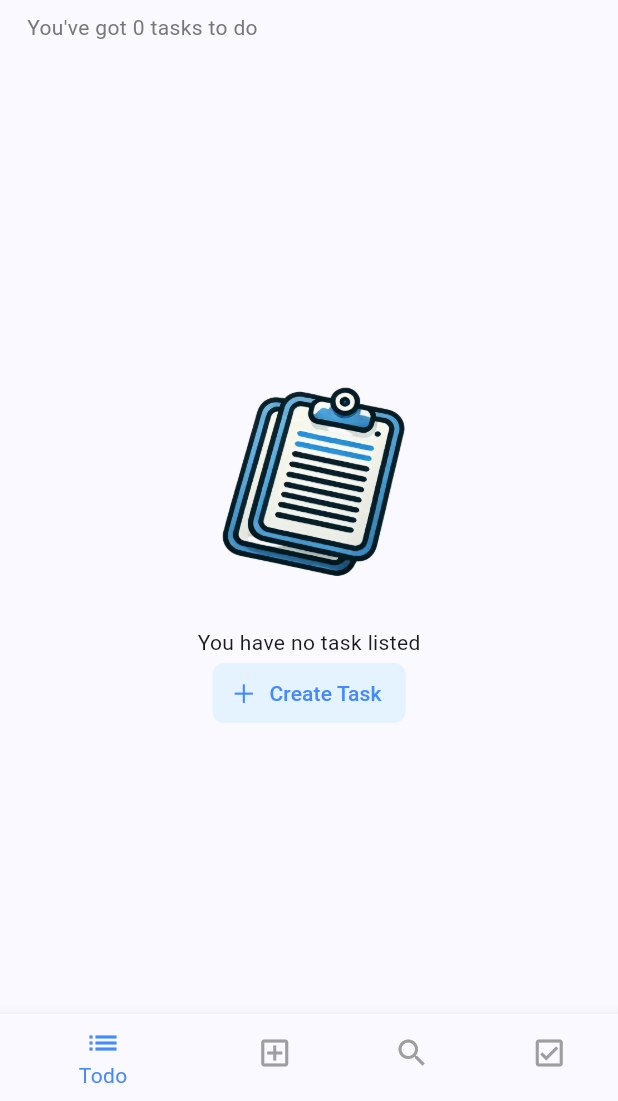
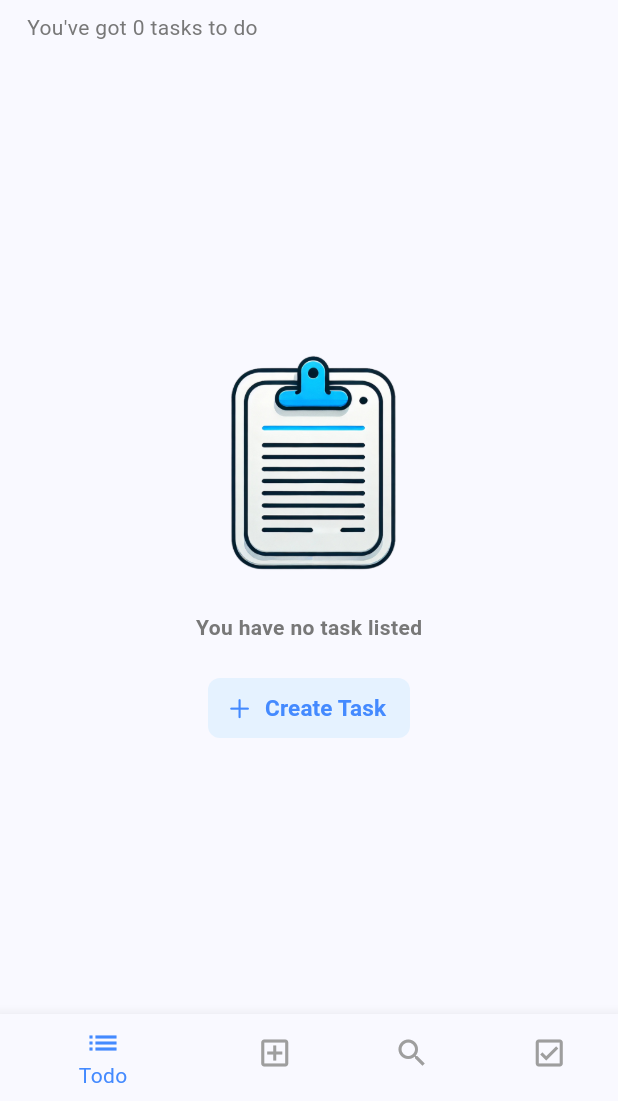
Before and after one commit to devcsuzarte/todo_code_test, a Flutter app: the screen it shows after launch, on a phone screen of 412 x 824 dp, the part 135-1236 px from its top. Run offline on Flutter 3.47's test engine with Material 3 defaults, Android fonts, the phone set to English and light mode, and no system bars; our stand-ins replace sqflite; accounts and stored records are empty; network calls fail.

Commit message:
Clipboard image updated

```diff
--- a/lib/View/TaskScreen/task_empty.dart
+++ b/lib/View/TaskScreen/task_empty.dart
@@ -1,5 +1,6 @@
 import 'package:flutter/cupertino.dart';
 import 'package:flutter/material.dart';
+import 'package:todo_code_test/constants.dart';
 
 import '../CreateTaskScreen.dart';
 
@@ -11,8 +12,14 @@ class TaskEmpty extends StatelessWidget {
     return Column(
       mainAxisAlignment: MainAxisAlignment.center,
       children: [
-        Image.asset('assets/create_task_background.png', height: 190,),
-        Text('You have no task listed'),
+        Image.asset('assets/clipboard_image.png', height: 190,),
+        Padding(
+          padding: const EdgeInsets.only(bottom: 20.0),
+          child: Text(
+            'You have no task listed',
+            style: kSubHeadingStyle,
+          ),
+        ),
         TextButton.icon(
           style: TextButton.styleFrom(
             backgroundColor: Color(0xFFE5F2FF),
@@ -29,7 +36,10 @@ class TaskEmpty extends StatelessWidget {
             );
             },
           icon: Icon(CupertinoIcons.plus),
-          label: Text('Create Task'),
+          label: Text(
+            'Create Task',
+            style: kTextButtonLabel,
+          ),
         )
       ],
     );
--- a/lib/constants.dart
+++ b/lib/constants.dart
@@ -9,6 +9,11 @@ const kDescriptionStyle = TextStyle(
   color: Color(0xFF787878)
 );
 
+const kSubHeadingStyle = TextStyle(
+    color: Color(0xFF787878),
+    fontWeight: FontWeight.bold,
+);
+
 const kWelcomeTitle = TextStyle(
   fontSize: 17,
   fontWeight: FontWeight.bold
@@ -17,6 +22,12 @@ const kWelcomeTitle = TextStyle(
 const kUserNameTitle = TextStyle(
   color: Colors.blueAccent,
   fontSize: 17,
+  fontWeight: FontWeight.bold,
+);
+
+const kTextButtonLabel = TextStyle(
+  color: Colors.blueAccent,
+  fontSize: 15,
   fontWeight: FontWeight.bold,
 );
 
@@ -37,7 +48,7 @@ const kCreateTaskTitle = TextStyle(
 
 const kSearchInputDecoration = InputDecoration(
   filled: true,
-  fillColor: Colors.white,
+  fillColor: Color(00xF9F9FF),
   hintText: 'Pesquisar produto',
   floatingLabelBehavior: FloatingLabelBehavior.never,
   hintStyle: TextStyle(
--- a/pubspec.yaml
+++ b/pubspec.yaml
@@ -63,6 +63,7 @@ flutter:
   # To add assets to your application, add an assets section, like this:
   assets:
      - assets/create_task_background.png
+     - assets/clipboard_image.png
 
   # An image asset can refer to one or more resolution-specific "variants", see
   # https://flutter.dev/to/resolution-aware-images
```
Also changed, not shown: assets/clipboard_image.png (added), assets/clipboard_image.svg (added).
